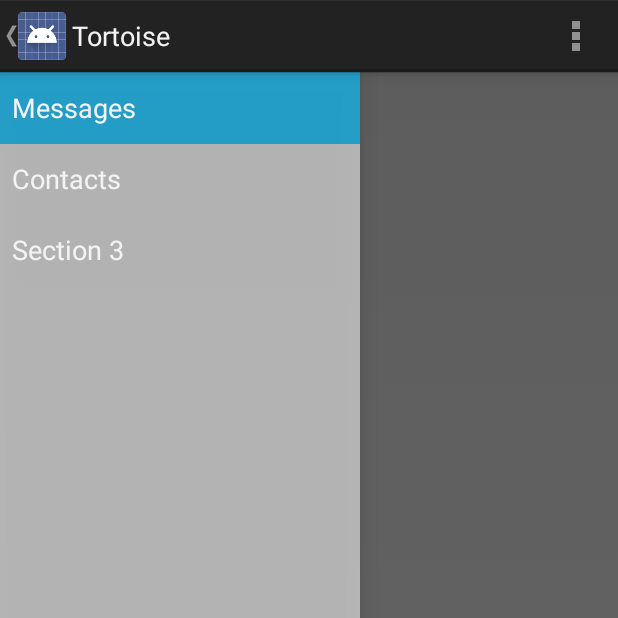
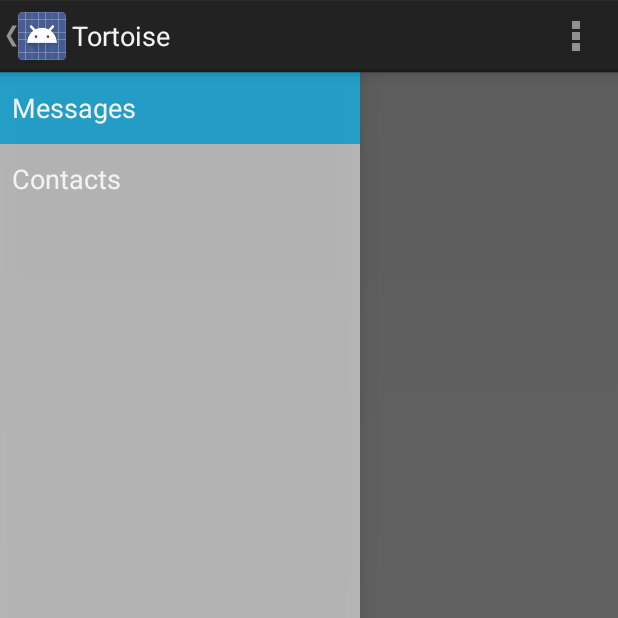
Before and after one commit to raymondzeng/tortoise, an Android app: the screen it shows after launch (NavDrawerActivity), on a phone screen of 412 x 824 dp, the top half of it. Run offline under Robolectric (Android 15) with nearby library versions, the phone set to English and light mode, and no system bars; 2 statements that could not run were skipped.

Commit message:
Get rid of Section 3

```diff
--- a/Tortoise/app/src/main/java/edu/brown/perkins/tortoise/Beam.java
+++ b/Tortoise/app/src/main/java/edu/brown/perkins/tortoise/Beam.java
@@ -12,7 +12,6 @@ import android.os.Parcelable;
 import android.widget.TextView;
 import android.widget.Toast;
 import java.nio.charset.Charset;
-
 
 public class Beam extends Activity implements CreateNdefMessageCallback {
     NfcAdapter mNfcAdapter;
--- a/Tortoise/app/src/main/java/edu/brown/perkins/tortoise/NavDrawerActivity.java
+++ b/Tortoise/app/src/main/java/edu/brown/perkins/tortoise/NavDrawerActivity.java
@@ -64,9 +64,9 @@ public class NavDrawerActivity extends Activity
             case 2:
                 mTitle = getString(R.string.title_section2);
                 break;
-            case 3:
-                mTitle = getString(R.string.title_section3);
-                break;
+//            case 3:
+//                mTitle = getString(R.string.title_section3);
+//                break;
         }
     }
 
--- a/Tortoise/app/src/main/java/edu/brown/perkins/tortoise/NavigationDrawerFragment.java
+++ b/Tortoise/app/src/main/java/edu/brown/perkins/tortoise/NavigationDrawerFragment.java
@@ -104,7 +104,6 @@ public class NavigationDrawerFragment extends Fragment {
                 new String[]{
                         getString(R.string.title_section1),
                         getString(R.string.title_section2),
-                        getString(R.string.title_section3),
                 }));
         mDrawerListView.setItemChecked(mCurrentSelectedPosition, true);
         return mDrawerListView;
--- a/Tortoise/app/src/main/res/values/strings.xml
+++ b/Tortoise/app/src/main/res/values/strings.xml
@@ -4,7 +4,7 @@
     <string name="app_name">Tortoise</string>
     <string name="title_section1">Messages</string>
     <string name="title_section2">Contacts</string>
-    <string name="title_section3">Section 3</string>
+
     <string name="navigation_drawer_open">Open navigation drawer</string>
     <string name="navigation_drawer_close">Close navigation drawer</string>
     <string name="action_example">Im Sexy and I Know It</string>
```
